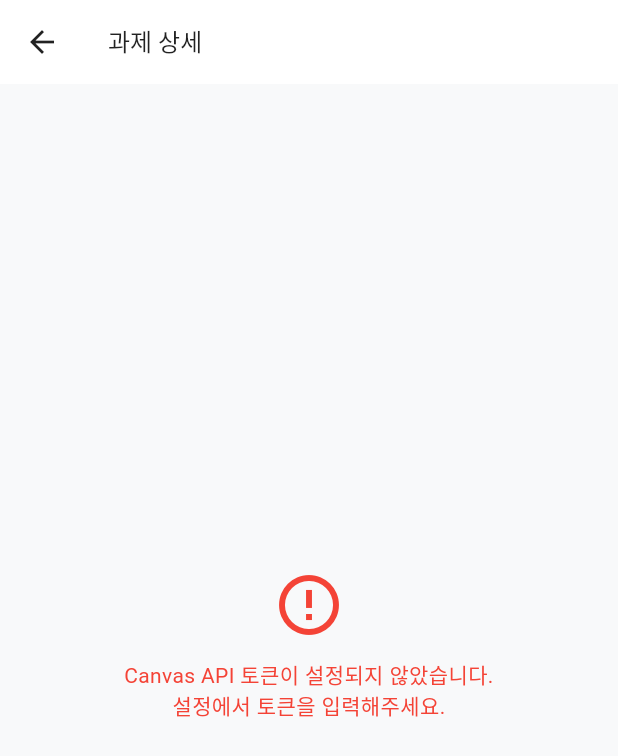
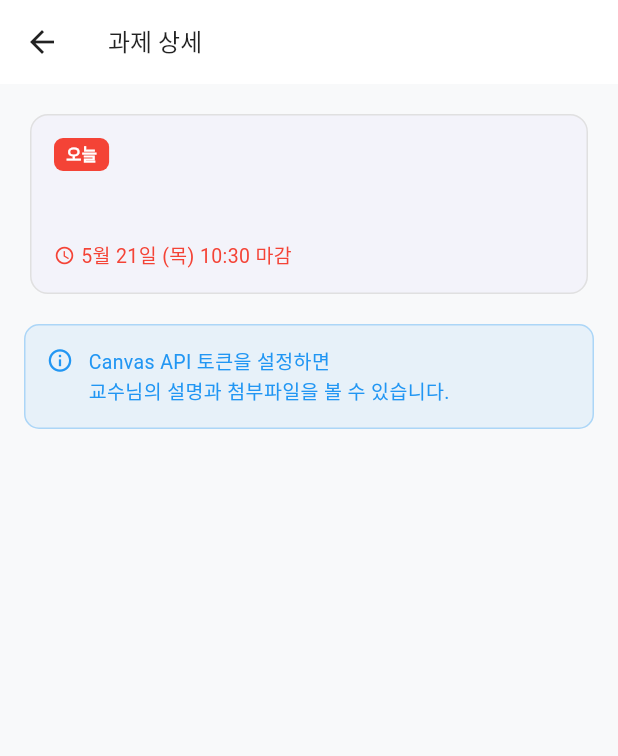
Before and after one commit to tom072677-lgtm/snu-assignment, a Flutter app: the AssignmentDetailScreen screen opened directly with empty values, on a phone screen of 412 x 824 dp. Shown: the top 756 px of the screen. Run offline on Flutter 3.47's test engine with Material 3 defaults, Android fonts, the phone set to English and light mode, and no system bars; our stand-ins replace dio, firebase_core, firebase_messaging, flutter_local_notifications, flutter_riverpod, flutter_secure_storage and 5 more; missing offline and left inert: flutter_naver_map; accounts and stored records are empty; generated files the repository leaves out were written again; network calls fail.

Commit message:
fix: 과제 상세 화면 — 토큰/ID 없어도 기본 정보 항상 표시
- Canvas 토큰 없어도 헤더(제목/과목/마감일)와 eTL 열기 버튼 항상 표시
- 토큰 없을 때: 안내 배너 ("토큰 설정 시 설명·첨부파일 열람 가능")
- courseId 없을 때: 새로 고침 안내 배너 표시
- 로딩/에러도 헤더 아래에 표시 (빈 화면 방지)

Co-Authored-By: Claude Sonnet 4.6 <noreply@anthropic.com>

```diff
--- a/lib/features/assignments/presentation/assignment_detail_screen.dart
+++ b/lib/features/assignments/presentation/assignment_detail_screen.dart
@@ -20,8 +20,8 @@ class AssignmentDetailScreen extends ConsumerStatefulWidget {
 class _AssignmentDetailScreenState
     extends ConsumerState<AssignmentDetailScreen> {
   AssignmentDetail? _detail;
-  String? _error;
-  bool _loading = true;
+  String? _fetchError;
+  bool _loading = false;
 
   @override
   void initState() {
@@ -33,16 +33,10 @@ class _AssignmentDetailScreenState
     final a = widget.assignment;
     final apiToken = ref.read(canvasTokenProvider);
 
-    if (!a.hasDetail || apiToken == null || apiToken.isEmpty) {
-      setState(() {
-        _loading = false;
-        _error = apiToken == null || apiToken.isEmpty
-            ? 'Canvas API 토큰이 설정되지 않았습니다.\n설정에서 토큰을 입력해주세요.'
-            : '과제 ID를 찾을 수 없습니다.';
-      });
-      return;
-    }
+    // 토큰 없거나 courseId 없으면 기본 정보만 표시 (fetch 생략)
+    if (!a.hasDetail || apiToken == null || apiToken.isEmpty) return;
 
+    setState(() => _loading = true);
     try {
       final detail = await ref.read(assignmentsProvider.notifier).fetchDetail(
             courseId: a.courseId!,
@@ -54,7 +48,7 @@ class _AssignmentDetailScreenState
       if (mounted) {
         setState(() {
           _loading = false;
-          _error = '불러오기 실패: ${e.toString().replaceAll('Exception: ', '')}';
+          _fetchError = e.toString().replaceAll('Exception: ', '');
         });
       }
     }
@@ -63,6 +57,9 @@ class _AssignmentDetailScreenState
   @override
   Widget build(BuildContext context) {
     final a = widget.assignment;
+    final apiToken = ref.read(canvasTokenProvider);
+    final hasToken = apiToken != null && apiToken.isNotEmpty;
+
     return Scaffold(
       appBar: AppBar(
         title: Text(
@@ -78,34 +75,56 @@ class _AssignmentDetailScreenState
             ),
         ],
       ),
-      body: _loading
-          ? const Center(child: CircularProgressIndicator())
-          : _error != null
-              ? _buildError(a)
-              : _buildContent(a, _detail!),
-    );
-  }
+      body: SingleChildScrollView(
+        padding: const EdgeInsets.all(16),
+        child: Column(
+          crossAxisAlignment: CrossAxisAlignment.start,
+          children: [
+            // ── 헤더 카드 (항상 표시) ──
+            _buildHeader(a),
 
-  Widget _buildError(Assignment a) {
-    return Center(
+            const SizedBox(height: 16),
+
+            // ── Canvas 상세 섹션 ──
+            if (!hasToken) ...[
+              _buildInfoBanner(
+                icon: Icons.info_outline,
+                color: Colors.blue,
+                message: 'Canvas API 토큰을 설정하면\n교수님의 설명과 첨부파일을 볼 수 있습니다.',
+              ),
+            ] else if (!a.hasDetail) ...[
+              _buildInfoBanner(
+                icon: Icons.info_outline,
+                color: Colors.orange,
+                message: '목록을 새로 고침하면 상세 정보를 불러올 수 있습니다.\n(아래 당겨서 새로 고침)',
+              ),
+            ] else if (_loading) ...[
+              const Center(
                 child: Padding(
-        padding: const EdgeInsets.all(24),
-        child: Column(
-          mainAxisSize: MainAxisSize.min,
-          children: [
-            const Icon(Icons.error_outline, color: Colors.red, size: 48),
-            const SizedBox(height: 12),
-            Text(
-              _error!,
-              textAlign: TextAlign.center,
-              style: const TextStyle(fontSize: 14, color: Colors.red),
+                  padding: EdgeInsets.all(32),
+                  child: CircularProgressIndicator(),
                 ),
-            const SizedBox(height: 20),
+              ),
+            ] else if (_fetchError != null) ...[
+              _buildInfoBanner(
+                icon: Icons.error_outline,
+                color: Colors.red,
+                message: '불러오기 실패: $_fetchError',
+              ),
+            ] else if (_detail != null) ...[
+              _buildDetailContent(_detail!),
+            ],
+
+            const SizedBox(height: 24),
+            // eTL 열기 버튼 (항상 표시)
             if (a.url.isNotEmpty)
-              FilledButton.icon(
+              SizedBox(
+                width: double.infinity,
+                child: OutlinedButton.icon(
                   onPressed: () => _openUrl(a.url),
-                icon: const Icon(Icons.open_in_browser),
+                  icon: const Icon(Icons.open_in_browser, size: 16),
                   label: const Text('eTL에서 열기'),
+                ),
               ),
           ],
         ),
@@ -113,34 +132,58 @@ class _AssignmentDetailScreenState
     );
   }
 
-  Widget _buildContent(Assignment a, AssignmentDetail detail) {
-    return SingleChildScrollView(
-      padding: const EdgeInsets.all(16),
-      child: Column(
-        crossAxisAlignment: CrossAxisAlignment.start,
-        children: [
-          // ── 헤더 카드 ──
-          Card(
+  Widget _buildHeader(Assignment a) {
+    final colorScheme = Theme.of(context).colorScheme;
+    return Card(
       child: Padding(
         padding: const EdgeInsets.all(16),
         child: Column(
           crossAxisAlignment: CrossAxisAlignment.start,
           children: [
+            // 상태 배지
+            Row(
+              children: [
+                Container(
+                  padding: const EdgeInsets.symmetric(horizontal: 8, vertical: 3),
+                  decoration: BoxDecoration(
+                    color: a.isOverdue
+                        ? Colors.grey
+                        : a.isUrgent
+                            ? Colors.red
+                            : colorScheme.primary,
+                    borderRadius: BorderRadius.circular(6),
+                  ),
+                  child: Text(
+                    a.isOverdue
+                        ? '마감'
+                        : a.remaining.inDays > 0
+                            ? 'D-${a.remaining.inDays}'
+                            : '오늘',
+                    style: const TextStyle(
+                        color: Colors.white,
+                        fontSize: 11,
+                        fontWeight: FontWeight.bold),
+                  ),
+                ),
+              ],
+            ),
+            const SizedBox(height: 10),
+            // 과제명
             Text(
               a.title,
-                    style: const TextStyle(
-                        fontSize: 18, fontWeight: FontWeight.bold),
+              style: const TextStyle(fontSize: 18, fontWeight: FontWeight.bold),
             ),
             const SizedBox(height: 6),
+            // 과목명
             if (a.courseName.isNotEmpty)
               Text(a.courseName,
-                        style: TextStyle(
-                            fontSize: 13, color: Colors.grey[600])),
+                  style: TextStyle(fontSize: 13, color: Colors.grey[600])),
             const SizedBox(height: 4),
+            // 마감일
             Row(
               children: [
                 Icon(
-                        a.isOverdue ? Icons.check_circle : Icons.schedule,
+                  a.isOverdue ? Icons.check_circle_outline : Icons.schedule,
                   size: 14,
                   color: a.isUrgent
                       ? Colors.red
@@ -160,32 +203,63 @@ class _AssignmentDetailScreenState
                 ),
               ],
             ),
+          ],
+        ),
+      ),
+    );
+  }
+
+  Widget _buildInfoBanner({
+    required IconData icon,
+    required Color color,
+    required String message,
+  }) {
+    return Container(
+      padding: const EdgeInsets.all(14),
+      decoration: BoxDecoration(
+        color: color.withValues(alpha: 0.08),
+        borderRadius: BorderRadius.circular(10),
+        border: Border.all(color: color.withValues(alpha: 0.3)),
+      ),
+      child: Row(
+        crossAxisAlignment: CrossAxisAlignment.start,
+        children: [
+          Icon(icon, size: 18, color: color),
+          const SizedBox(width: 10),
+          Expanded(
+            child: Text(
+              message,
+              style: TextStyle(fontSize: 13, color: color),
+            ),
+          ),
+        ],
+      ),
+    );
+  }
+
+  Widget _buildDetailContent(AssignmentDetail detail) {
+    return Column(
+      crossAxisAlignment: CrossAxisAlignment.start,
+      children: [
+        // 제출 방식
         if (detail.submissionTypes.isNotEmpty) ...[
-                    const SizedBox(height: 6),
           Wrap(
             spacing: 6,
             children: detail.submissionTypes
                 .map((t) => Chip(
-                                label: Text(
-                                  _submissionTypeLabel(t),
-                                  style: const TextStyle(fontSize: 11),
-                                ),
+                      label: Text(_submissionTypeLabel(t),
+                          style: const TextStyle(fontSize: 11)),
                       padding: EdgeInsets.zero,
-                                materialTapTargetSize:
-                                    MaterialTapTargetSize.shrinkWrap,
+                      materialTapTargetSize: MaterialTapTargetSize.shrinkWrap,
                     ))
                 .toList(),
           ),
+          const SizedBox(height: 16),
         ],
-                ],
-              ),
-            ),
-          ),
 
-          const SizedBox(height: 16),
-
-          // ── 설명 ──
-          _sectionHeader('과제 설명'),
+        // 설명
+        const Text('과제 설명',
+            style: TextStyle(fontSize: 15, fontWeight: FontWeight.bold)),
         const SizedBox(height: 8),
         if (detail.descriptionText.isEmpty)
           Text('설명이 없습니다.',
@@ -196,47 +270,27 @@ class _AssignmentDetailScreenState
             style: const TextStyle(fontSize: 14, height: 1.6),
           ),
 
-          // ── 첨부파일 ──
+        // 첨부파일
         if (detail.attachments.isNotEmpty) ...[
           const SizedBox(height: 24),
-            _sectionHeader('첨부파일 (${detail.attachments.length})'),
+          Text('첨부파일 (${detail.attachments.length})',
+              style:
+                  const TextStyle(fontSize: 15, fontWeight: FontWeight.bold)),
           const SizedBox(height: 8),
           ...detail.attachments.map(
             (f) => ListTile(
               contentPadding: EdgeInsets.zero,
               leading: const Icon(Icons.attach_file, color: Colors.blue),
-                title: Text(
-                  f.name,
+              title: Text(f.name,
                   style: const TextStyle(fontSize: 14),
-                  overflow: TextOverflow.ellipsis,
-                ),
-                trailing: const Icon(Icons.download, size: 18,
-                    color: Colors.grey),
+                  overflow: TextOverflow.ellipsis),
+              trailing:
+                  const Icon(Icons.download, size: 18, color: Colors.grey),
               onTap: () => _openUrl(f.url),
             ),
           ),
         ],
-
-          const SizedBox(height: 24),
-          // eTL 열기 버튼
-          if (a.url.isNotEmpty)
-            SizedBox(
-              width: double.infinity,
-              child: OutlinedButton.icon(
-                onPressed: () => _openUrl(a.url),
-                icon: const Icon(Icons.open_in_browser, size: 16),
-                label: const Text('eTL에서 열기'),
-              ),
-            ),
       ],
-      ),
-    );
-  }
-
-  Widget _sectionHeader(String title) {
-    return Text(
-      title,
-      style: const TextStyle(fontSize: 15, fontWeight: FontWeight.bold),
     );
   }
 
```
Lines whose indentation alone changed are shown as unchanged.
